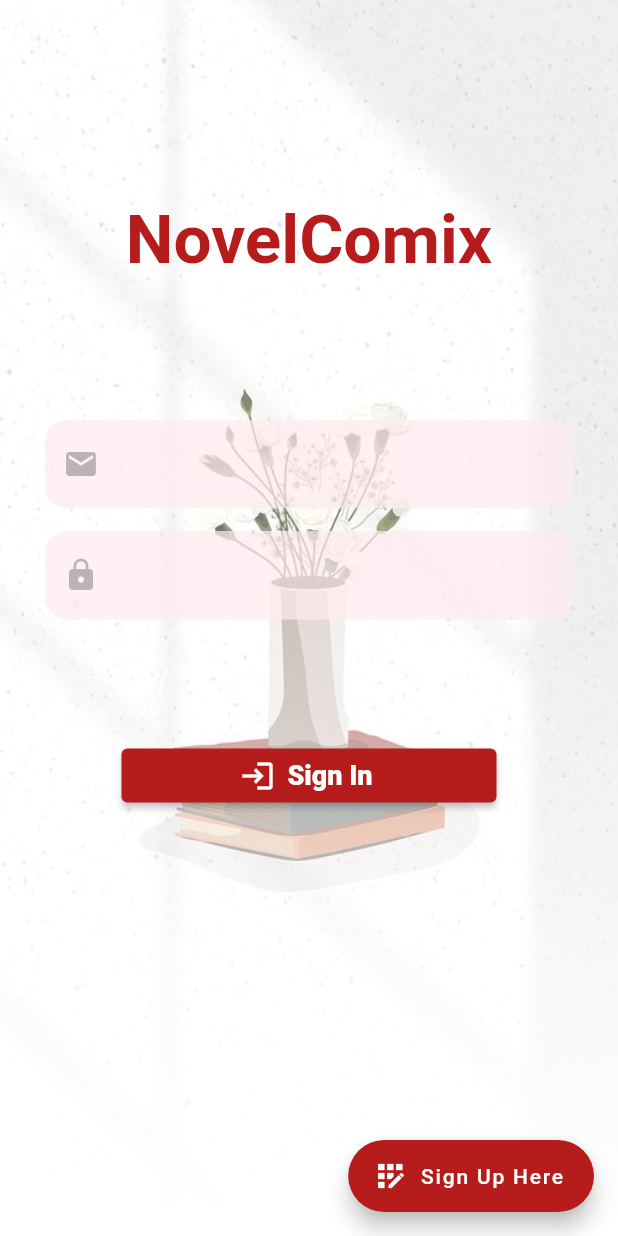
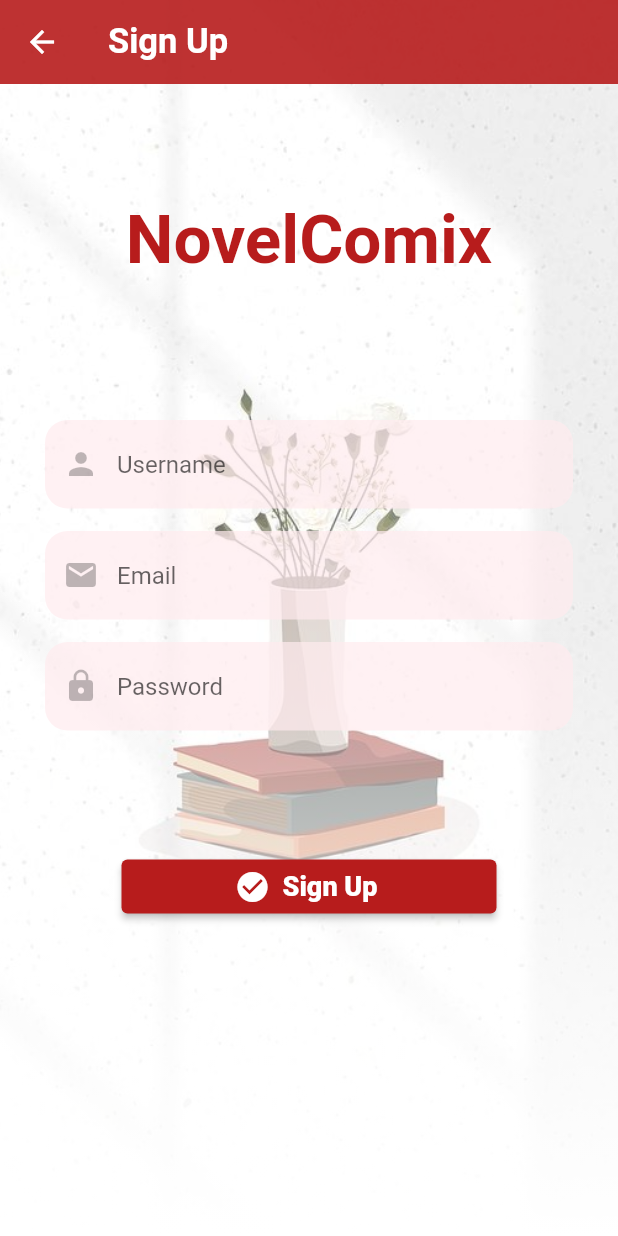
Before and after one commit to PauThing/6002CEM_Whatever, a Flutter app: the screen it shows after launch, after a tap on "Sign Up Here", on a phone screen of 412 x 824 dp. Run offline on Flutter 3.47's test engine with Material 2 defaults, Android fonts, the phone set to English and light mode, and no system bars; our stand-ins replace firebase_auth, firebase_core; accounts and stored records are empty; network calls fail.

Commit message:
Sign In and Sign Up completed

```diff
--- a/novelcomix_app/lib/main.dart
+++ b/novelcomix_app/lib/main.dart
@@ -1,9 +1,12 @@
+import 'package:firebase_core/firebase_core.dart';
 import 'package:flutter/material.dart';
 import 'package:flutter/services.dart';
-import 'package:novelcomix_app/pages/sign_in.dart';
+import 'package:novelcomix_app/pages/login_page.dart';
 import 'package:novelcomix_app/pages/home_page.dart';
 
-void main() {
+void main() async{
+  WidgetsFlutterBinding.ensureInitialized();
+  await Firebase.initializeApp();             //ensure Firebase initialised before app run
   runApp(const MyApp());
 }
 
@@ -24,7 +27,7 @@ class MyApp extends StatelessWidget {
         ),
         appBarTheme: AppBarTheme(backgroundColor: Color(0xFFB71C1C)),
       ),
-      home: SignIn(),
+      home: LoginPage(),
     );
   }
 }
--- a/novelcomix_app/lib/pages/sign_in.dart
+++ b/novelcomix_app/lib/pages/login_page.dart
@@ -1,16 +1,19 @@
+import 'package:firebase_auth/firebase_auth.dart';
 import 'package:flutter/material.dart';
 import 'package:novelcomix_app/font_style.dart';
+import 'package:novelcomix_app/pages/home_page.dart';
+import 'package:novelcomix_app/pages/signup_page.dart';
 import 'package:novelcomix_app/widgets/textfieldWidget.dart';
 import 'package:novelcomix_app/widgets/widgets.dart';
 
-class SignIn extends StatefulWidget {
-  const SignIn({Key? key}) : super(key: key);
+class LoginPage extends StatefulWidget {
+  const LoginPage({Key? key}) : super(key: key);
 
   @override
-  State<SignIn> createState() => _SignInState();
+  State<LoginPage> createState() => _LoginPageState();
 }
 
-class _SignInState extends State<SignIn> {
+class _LoginPageState extends State<LoginPage> {
   TextEditingController _emailTextController = TextEditingController();
   TextEditingController _passwordTextController = TextEditingController();
 
@@ -44,15 +47,15 @@ class _SignInState extends State<SignIn> {
                   child: Column(
                     children: [
                       Container(
-                        child: loginTextField(
+                        child: forTextField(
                             "Email", Icons.email, false, _emailTextController),
                       ),
                       SizedBox(
                         height: 15,
                       ),
                       Container(
-                        child: loginTextField(
-                            "Email", Icons.lock, true, _passwordTextController),
+                        child: forTextField("Password", Icons.lock, true,
+                            _passwordTextController),
                       ),
                       SizedBox(
                         height: 80,
@@ -64,7 +67,23 @@ class _SignInState extends State<SignIn> {
                         child: ElevatedButton.icon(
                           style: ElevatedButton.styleFrom(
                               primary: Color(0xffb71c1c)),
-                          onPressed: () {},
+                          onPressed: () {
+                            FirebaseAuth.instance
+                                .signInWithEmailAndPassword(
+                                    email: _emailTextController.text,
+                                    password: _passwordTextController.text)
+                                .then((value) {
+                              Navigator.push(
+                                  context,
+                                  MaterialPageRoute(
+                                      builder: (context) => HomePage()));
+                            }).onError((error, stackTrace) {
+                              final snackbar = SnackBar(
+                                content: const Text("Sorry, Invalid Email or Password.."),
+                                action: SnackBarAction(label: 'OK', onPressed: (){}),);
+                              ScaffoldMessenger.of(context).showSnackBar(snackbar);
+                            });
+                          },
                           icon: Icon(
                             Icons.login,
                           ),
@@ -85,14 +104,14 @@ class _SignInState extends State<SignIn> {
           ),
           floatingActionButton: FloatingActionButton.extended(
             onPressed: () {
-
+              Navigator.push(context,
+                  MaterialPageRoute(builder: (context) => SignUpPage()));
             },
             label: const Text("Sign Up Here"),
             backgroundColor: Color(0xffb71c1c),
             icon: const Icon(
               Icons.app_registration,
             ),
-
           ),
         ),
       ],
--- /dev/null
+++ b/novelcomix_app/lib/pages/signup_page.dart
@@ -0,0 +1,134 @@
+import 'package:firebase_auth/firebase_auth.dart';
+import 'package:firebase_core/firebase_core.dart';
+import 'package:flutter/material.dart';
+import 'package:novelcomix_app/font_style.dart';
+import 'package:novelcomix_app/pages/login_page.dart';
+import 'package:novelcomix_app/widgets/textfieldWidget.dart';
+import '../widgets/background_image.dart';
+
+class SignUpPage extends StatefulWidget {
+  const SignUpPage({Key? key}) : super(key: key);
+
+  @override
+  State<SignUpPage> createState() => _SignUpPageState();
+}
+
+class _SignUpPageState extends State<SignUpPage> {
+  TextEditingController _usernameTextController = TextEditingController();
+  TextEditingController _emailTextController = TextEditingController();
+  TextEditingController _passwordTextController = TextEditingController();
+  TextEditingController _confirmTextController = TextEditingController();
+
+  @override
+  Widget build(BuildContext context) {
+    return Stack(
+      children: [
+        BackgroundImage(),
+        Scaffold(
+          extendBodyBehindAppBar: true,
+          appBar: AppBar(
+            backgroundColor: Color(0xffb71c1c).withOpacity(0.9),
+            elevation: 0,
+            title: Text(
+              "Sign Up",
+              style: TextStyle(
+                color: Colors.white,
+                fontSize: 23,
+                fontWeight: FontWeight.bold,
+              ),
+            ),
+          ),
+          backgroundColor: Colors.transparent,
+          body: SingleChildScrollView(
+            child: Column(
+              children: [
+                Padding(
+                  padding: const EdgeInsets.only(top: 60),
+                  child: Container(
+                    height: 200,
+                    child: Center(
+                      child: Text(
+                        'NovelComix',
+                        style: signinTitle,
+                      ),
+                    ),
+                  ),
+                ),
+                SizedBox(
+                  height: 20,
+                ),
+                Container(
+                  padding: const EdgeInsets.symmetric(horizontal: 30),
+                  child: Column(
+                    children: [
+                      Container(
+                        child: forTextField("Username", Icons.person, false,
+                            _usernameTextController),
+                      ),
+                      SizedBox(
+                        height: 15,
+                      ),
+                      Container(
+                        child: forTextField(
+                            "Email", Icons.email, false, _emailTextController),
+                      ),
+                      SizedBox(
+                        height: 15,
+                      ),
+                      Container(
+                        child: forTextField("Password", Icons.lock, true,
+                            _passwordTextController),
+                      ),
+
+                      SizedBox(
+                        height: 80,
+                      ),
+
+                      //Sign Up Button
+                      Container(
+                        width: 250,
+                        child: ElevatedButton.icon(
+                          style: ElevatedButton.styleFrom(
+                              primary: Color(0xffb71c1c)),
+                          onPressed: () {
+                            FirebaseAuth.instance
+                                .createUserWithEmailAndPassword(
+                                    email: _emailTextController.text,
+                                    password: _passwordTextController.text)
+                                .then((value) {
+                                  final snackbar = SnackBar(
+                                    content: const Text("Yay, Account Created!"),
+                                  action: SnackBarAction(label: 'OK', onPressed: (){}),);
+                                  ScaffoldMessenger.of(context).showSnackBar(snackbar);
+
+                              Navigator.push(
+                                  context,
+                                  MaterialPageRoute(
+                                      builder: (context) => const LoginPage()));
+                            }).onError((error, stackTrace) {
+                              print("Error ${error.toString()}");
+                            });
+                          },
+                          icon: Icon(
+                            Icons.check_circle,
+                          ),
+                          label: Text(
+                            'Sign Up',
+                            style: TextStyle(
+                              fontSize: 18,
+                              fontWeight: FontWeight.w900,
+                            ),
+                          ),
+                        ), //Need to add button
+                      ),
+                    ],
+                  ),
+                ),
+              ],
+            ),
+          ),
+        ),
+      ],
+    );
+  }
+}
--- a/novelcomix_app/lib/widgets/textfieldWidget.dart
+++ b/novelcomix_app/lib/widgets/textfieldWidget.dart
@@ -1,6 +1,6 @@
 import 'package:flutter/material.dart';
 
-TextField loginTextField(String text, IconData icon, bool isPasswordType,
+TextField forTextField(String text, IconData icon, bool isPasswordType,
     TextEditingController controller) {
   return TextField(
     controller: controller,
@@ -12,6 +12,7 @@ TextField loginTextField(String text, IconData icon, bool isPasswordType,
         icon,
         color: Colors.black26,
       ),
+      hintText: text,
       labelStyle: TextStyle(color: Colors.white.withOpacity(0.9)),
       filled: true,
       floatingLabelBehavior: FloatingLabelBehavior.never,
--- a/novelcomix_app/pubspec.yaml
+++ b/novelcomix_app/pubspec.yaml
@@ -35,6 +35,8 @@ dependencies:
   # The following adds the Cupertino Icons font to your application.
   # Use with the CupertinoIcons class for iOS style icons.
   cupertino_icons: ^1.0.2
+  firebase_core: ^2.13.1
+  firebase_auth: ^4.6.2
 
 dev_dependencies:
   flutter_test:
```
Also changed, not shown: novelcomix_app/pubspec.lock, 1 other file.
